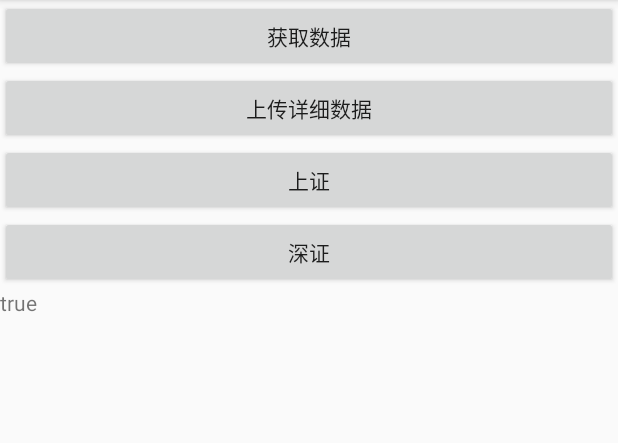
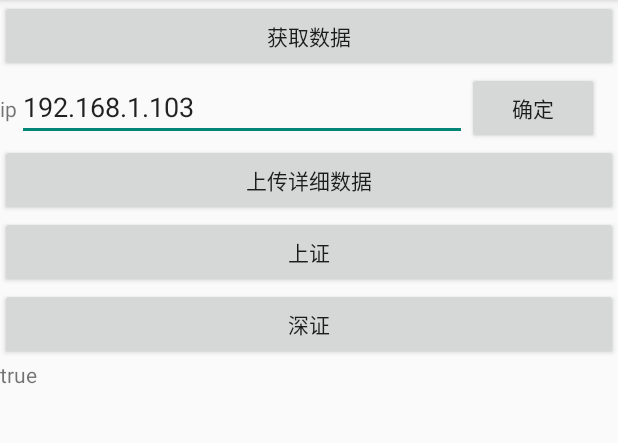
Before and after one commit to zhilaizhang/StockAnalysis, an Android app: the screen it shows after launch (MainActivity), after a tap on "获取数据", on a phone screen of 412 x 824 dp, the part 84-527 px from its top. Run offline under Robolectric (Android 15) with nearby library versions, the phone set to English and light mode, and no system bars.

Commit message:
添加连涨

```diff
--- a/app/src/main/java/com/zlzhang/stockanalysis/StockAnalysisUtil.java
+++ b/app/src/main/java/com/zlzhang/stockanalysis/StockAnalysisUtil.java
@@ -127,8 +127,8 @@ public class StockAnalysisUtil {
             URL url = new URL(urlPath);
             HttpURLConnection conn = (HttpURLConnection) url.openConnection();
             conn.setRequestMethod("POST");
-            conn.setConnectTimeout(5 * 1000);
-            conn.setReadTimeout(5 * 1000);
+            conn.setConnectTimeout(300 * 1000);
+            conn.setReadTimeout(300 * 1000);
             conn.setDoOutput(true);
             conn.setDoInput(true);
             conn.setUseCaches(false);
--- a/app/src/main/java/com/zlzhang/stockanalysis/analysis/model/ContinueRiseInteractorImp.java
+++ b/app/src/main/java/com/zlzhang/stockanalysis/analysis/model/ContinueRiseInteractorImp.java
@@ -11,7 +11,7 @@ import java.util.List;
  * Created by zhangzhilai on 2018/3/6.
  */
 
-public interface IStockInteractor {
+public interface ContinueRiseInteractorImp {
 
     void getStockList(Context context, StockType type, final OnStockListener onStockListener);
 
--- a/app/src/main/java/com/zlzhang/stockanalysis/analysis/model/IContinueRiseInteractor.java
+++ b/app/src/main/java/com/zlzhang/stockanalysis/analysis/model/IContinueRiseInteractor.java
@@ -11,7 +11,7 @@ import java.util.List;
  * Created by zhangzhilai on 2018/3/6.
  */
 
-public interface IStockInteractor {
+public interface IContinueRiseInteractor {
 
     void getStockList(Context context, StockType type, final OnStockListener onStockListener);
 
--- a/app/src/main/java/com/zlzhang/stockanalysis/analysis/presenter/ContinueRisePresenterImp.java
+++ b/app/src/main/java/com/zlzhang/stockanalysis/analysis/presenter/ContinueRisePresenterImp.java
@@ -8,7 +8,7 @@ import com.zlzhang.stockanalysis.modle.StockType;
  * Created by zhangzhilai on 2018/3/6.
  */
 
-public interface IStockPresenter {
+public interface ContinueRisePresenterImp {
 
     void setListView(ListView listView);
 
--- a/app/src/main/java/com/zlzhang/stockanalysis/analysis/presenter/IContinueRisePresenter.java
+++ b/app/src/main/java/com/zlzhang/stockanalysis/analysis/presenter/IContinueRisePresenter.java
@@ -8,7 +8,7 @@ import com.zlzhang.stockanalysis.modle.StockType;
  * Created by zhangzhilai on 2018/3/6.
  */
 
-public interface IStockPresenter {
+public interface IContinueRisePresenter {
 
     void setListView(ListView listView);
 
--- a/app/src/main/java/com/zlzhang/stockanalysis/analysis/view/IContinueRiseView.java
+++ b/app/src/main/java/com/zlzhang/stockanalysis/analysis/view/IContinueRiseView.java
@@ -4,6 +4,6 @@ package com.zlzhang.stockanalysis.list.view;
  * Created by zhangzhilai on 2018/3/6.
  */
 
-public interface IStockListView {
+public interface IContinueRiseView {
 
 }
--- a/app/src/main/java/com/zlzhang/stockanalysis/main/view/MainActivity.java
+++ b/app/src/main/java/com/zlzhang/stockanalysis/main/view/MainActivity.java
@@ -5,6 +5,7 @@ import android.content.Intent;
 import android.os.Bundle;
 import android.view.View;
 import android.widget.Button;
+import android.widget.EditText;
 import android.widget.LinearLayout;
 import android.widget.TextView;
 import android.widget.Toast;
@@ -14,6 +15,7 @@ import com.zlzhang.stockanalysis.StockAnalysisUtil;
 import com.zlzhang.stockanalysis.list.view.StockListActivity;
 import com.zlzhang.stockanalysis.main.presenter.IMainPresenter;
 import com.zlzhang.stockanalysis.main.presenter.MainPresenterImp;
+import com.zlzhang.stockanalysis.modle.GlobalVariable;
 import com.zlzhang.stockanalysis.modle.StockType;
 import com.zlzhang.stockanalysis.upload.view.UploadActvity;
 
@@ -27,6 +29,8 @@ public class MainActivity extends Activity implements IMainView, View.OnClickLis
     private Button mUploadButton;
     private Button mGotoSHButton;
     private Button mGotoSZButton;
+    private Button mConfirmIpButton;
+    private EditText mIpEditText;
 
     @Override
     protected void onCreate(Bundle savedInstanceState) {
@@ -41,6 +45,7 @@ public class MainActivity extends Activity implements IMainView, View.OnClickLis
         mGotoSZButton.setOnClickListener(this);
         mGotoSHButton.setOnClickListener(this);
         mUploadButton.setOnClickListener(this);
+        mConfirmIpButton.setOnClickListener(this);
     }
 
     private void initView() {
@@ -50,6 +55,8 @@ public class MainActivity extends Activity implements IMainView, View.OnClickLis
         mGotoSHButton   = findViewById(R.id.gotoSH);
         mGotoSZButton   = findViewById(R.id.gotoSZ);
         mUploadButton = findViewById(R.id.upload_data);
+        mIpEditText = findViewById(R.id.ip_edittext);
+        mConfirmIpButton = findViewById(R.id.confirm_button);
     }
 
     private void initData() {
@@ -112,7 +119,9 @@ public class MainActivity extends Activity implements IMainView, View.OnClickLis
             case R.id.upload_data:
                 gotoUploadData();
                 break;
-
+            case R.id.confirm_button:
+                GlobalVariable.sServerIp = mIpEditText.getText().toString();
+                break;
         }
     }
 
--- a/app/src/main/java/com/zlzhang/stockanalysis/upload/view/IUploadView.java
+++ b/app/src/main/java/com/zlzhang/stockanalysis/upload/view/IUploadView.java
@@ -9,5 +9,5 @@ import java.util.List;
  */
 
 public interface IUploadView {
-
+    void uploadHint(String hint);
 }
--- a/app/src/main/res/layout/activity_main.xml
+++ b/app/src/main/res/layout/activity_main.xml
@@ -12,11 +12,33 @@
         android:text="@string/get_data"
         android:layout_width="match_parent"
         android:layout_height="wrap_content" />
+    <LinearLayout
+        android:id="@+id/ip_layout"
+        android:layout_below="@+id/getData"
+        android:orientation="horizontal"
+        android:layout_width="match_parent"
+        android:layout_height="wrap_content">
+        <TextView
+            android:text="ip"
+            android:layout_width="wrap_content"
+            android:layout_height="wrap_content" />
+        <EditText
+            android:id="@+id/ip_edittext"
+            android:text="192.168.1.103"
+            android:layout_width="300dp"
+            android:layout_height="wrap_content" />
+        <Button
+            android:text="确定"
+            android:id="@+id/confirm_button"
+            android:layout_width="wrap_content"
+            android:layout_height="wrap_content" />
+    </LinearLayout>
+
 
     <Button
         android:id="@+id/upload_data"
         android:visibility="gone"
-        android:layout_below="@+id/getData"
+        android:layout_below="@+id/ip_layout"
         android:text="@string/upload_data"
         android:layout_width="match_parent"
         android:layout_height="wrap_content" />
```
Also changed, not shown: app/src/main/java/com/zlzhang/stockanalysis/analysis/view/ContinueRiseActivity.java (+21 -0 lines), app/src/main/java/com/zlzhang/stockanalysis/modle/GlobalVariable.java (added, +11 -0 lines), app/src/main/java/com/zlzhang/stockanalysis/modle/ResultData.java (added, +29 -0 lines), app/src/main/java/com/zlzhang/stockanalysis/upload/model/IUploadInteractor.java (+6 -1 lines), app/src/main/java/com/zlzhang/stockanalysis/upload/model/UploadInteractorImp.java (+12 -4 lines), app/src/main/java/com/zlzhang/stockanalysis/upload/presenter/UploadPresenterImp.java (+38 -1 lines), app/src/main/java/com/zlzhang/stockanalysis/upload/view/UploadActvity.java (+18 -0 lines), app/src/main/res/layout/activity_upload.xml (+21 -1 lines).
